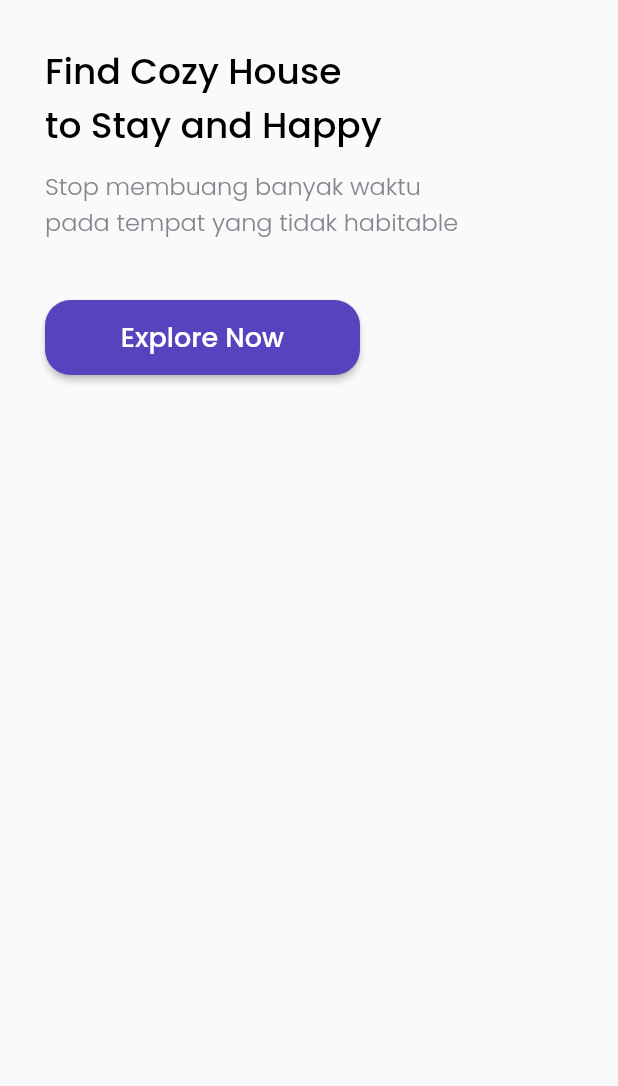
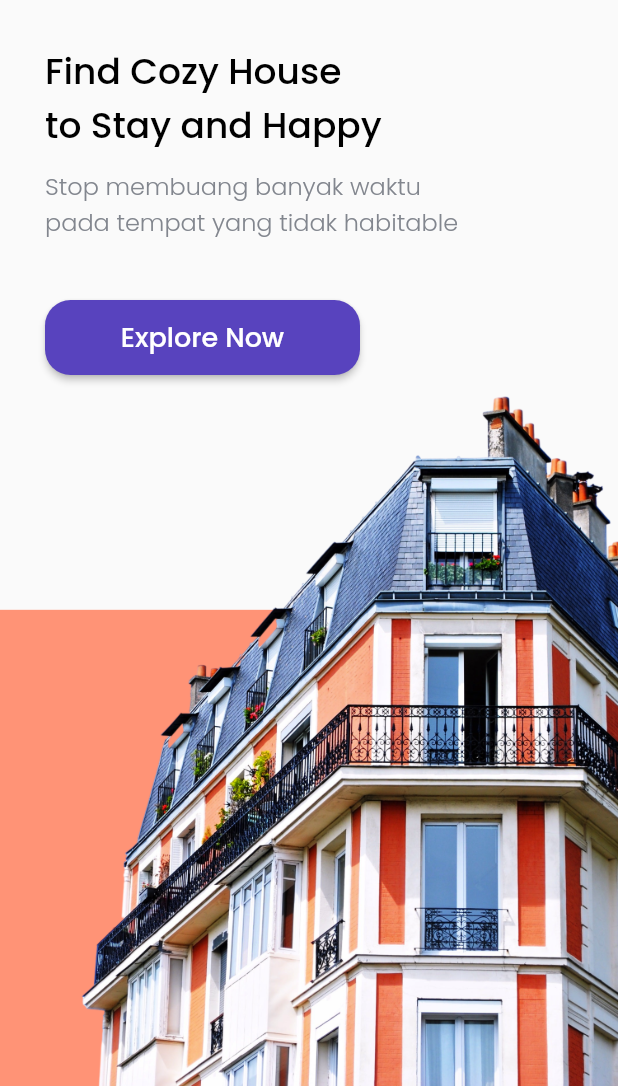
Before and after one commit to rinaldideveloper/flutter-find_house, a Flutter app: the screen it shows after launch, on a phone screen of 412 x 824 dp, the part 150-1236 px from its top. Run offline on Flutter 3.47's test engine with Material 2 defaults, Android fonts, the phone set to English and light mode, and no system bars; our stand-ins replace google_fonts.

Commit message:
splash screen bagian bawah

```diff
--- a/lib/Pages/splash_page.dart
+++ b/lib/Pages/splash_page.dart
@@ -8,7 +8,13 @@ class SplashPage extends StatelessWidget {
   Widget build(BuildContext context) {
     return Scaffold(
       body: SafeArea(
-          child: Padding(
+          bottom: false,
+          child: Stack(
+            children: [
+              Align(
+                  alignment: Alignment.bottomCenter,
+                  child: Image.asset('assets/bottom.png')),
+              Padding(
                 padding: EdgeInsets.only(
                   top: 50,
                   left: 30,
@@ -20,7 +26,8 @@ class SplashPage extends StatelessWidget {
                       height: 50,
                       width: 50,
                       decoration: BoxDecoration(
-                  image: DecorationImage(image: AssetImage('assets/logo.png'))),
+                          image: DecorationImage(
+                              image: AssetImage('assets/logo.png'))),
                     ),
                     SizedBox(
                       height: 30,
@@ -55,6 +62,8 @@ class SplashPage extends StatelessWidget {
                     )
                   ],
                 ),
+              ),
+            ],
           )),
     );
   }
```
Lines whose indentation alone changed are shown as unchanged.
